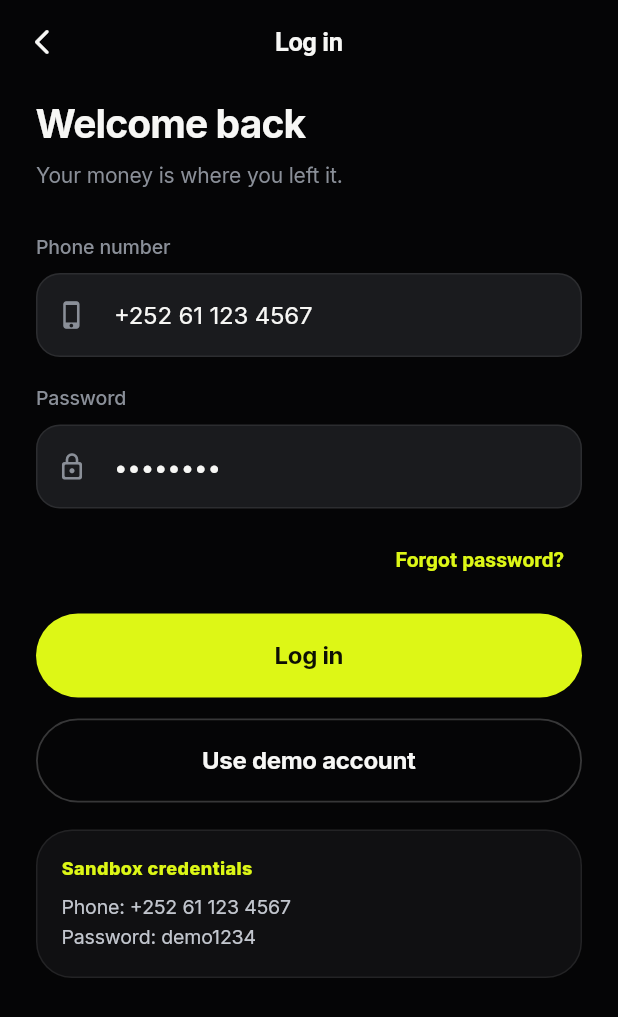
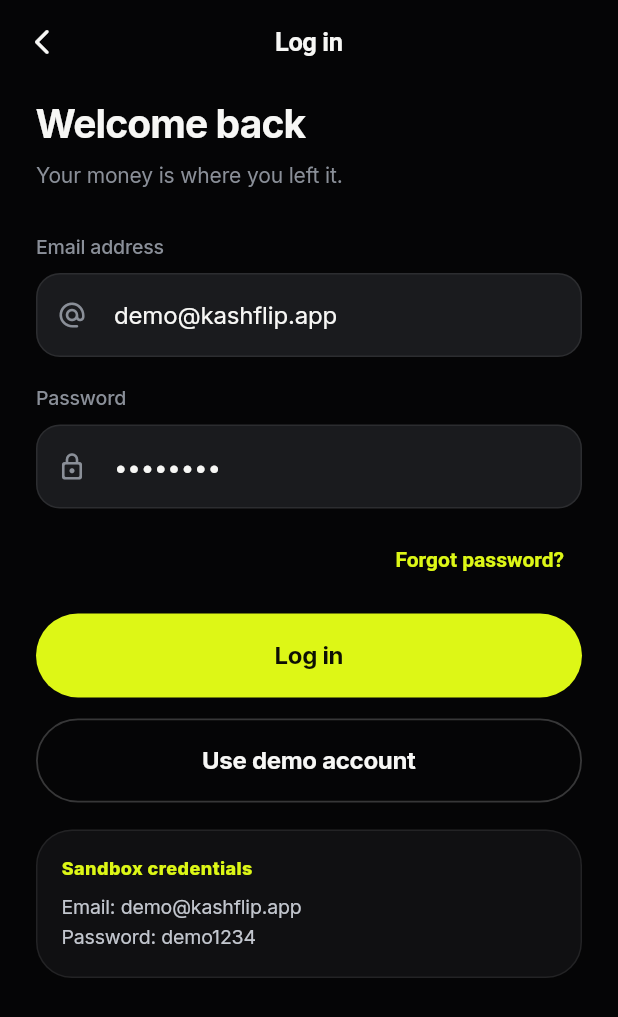
Before and after one commit to spireteam98-beep/Rpay, a Flutter app: the LoginScreen screen opened directly, on a phone screen of 412 x 824 dp. Shown: the top 1017 px of the screen. Run offline on Flutter 3.47's test engine with Material 3 defaults, Android fonts, the phone set to English and light mode, and no system bars; our stand-ins replace fl_chart, google_fonts, shared_preferences; accounts and stored records are empty.

Commit message:
Use email password login

```diff
--- a/lib/screens/auth/login_screen.dart
+++ b/lib/screens/auth/login_screen.dart
@@ -5,7 +5,7 @@
 import '../../widgets/kash_widgets.dart';
 import '../main_navigation.dart';
 
-/// Returning users: phone + password (biometrics later).
+/// Returning users: email + password (biometrics later).
 class LoginScreen extends StatefulWidget {
   const LoginScreen({super.key});
 
@@ -15,14 +15,14 @@
 
 class _LoginScreenState extends State<LoginScreen> {
   // Sandbox: demo credentials are pre-filled so login is one tap.
-  final TextEditingController _phoneController =
-      TextEditingController(text: AuthService.demoPhone);
+  final TextEditingController _emailController =
+      TextEditingController(text: AuthService.demoEmail);
   final TextEditingController _passwordController =
       TextEditingController(text: AuthService.demoPassword);
 
   @override
   void dispose() {
-    _phoneController.dispose();
+    _emailController.dispose();
     _passwordController.dispose();
     super.dispose();
   }
@@ -34,16 +34,16 @@
   }
 
   Future<void> _handleLogin() async {
-    final phone = _phoneController.text.trim();
+    final email = _emailController.text.trim().toLowerCase();
     final password = _passwordController.text.trim();
 
-    if (phone.isEmpty || password.isEmpty) {
-      _showMessage('Enter your phone number and password.');
+    if (email.isEmpty || password.isEmpty) {
+      _showMessage('Enter your email and password.');
       return;
     }
 
     // Sandbox convenience: demo credentials always work.
-    if (phone == AuthService.demoPhone && password == AuthService.demoPassword) {
+    if (email == AuthService.demoEmail && password == AuthService.demoPassword) {
       await _handleDemoLogin();
       return;
     }
@@ -51,20 +51,20 @@
     // Real backend first (backend/ — Node + Postgres). Falls back to the
     // local sandbox automatically when the API isn't running.
     final backendResult =
-        await ApiService.login(phone: phone, password: password);
+        await ApiService.login(email: email, password: password);
     if (backendResult == true) {
       await AuthService.signInSavedUser();
       _enterApp();
       return;
     }
     if (backendResult == false) {
-      _showMessage('Incorrect phone or password. Check your details and try again.');
+      _showMessage('Incorrect email or password. Check your details and try again.');
       return;
     }
 
-    final success = await AuthService.signIn(phoneNumber: phone, password: password);
+    final success = await AuthService.signIn(email: email, password: password);
     if (!success) {
-      _showMessage('Incorrect phone or password. Check your details and try again.');
+      _showMessage('Incorrect email or password. Check your details and try again.');
       return;
     }
 
@@ -72,7 +72,7 @@
   }
 
   Future<void> _handleDemoLogin() async {
-    _phoneController.text = AuthService.demoPhone;
+    _emailController.text = AuthService.demoEmail;
     _passwordController.text = AuthService.demoPassword;
     await AuthService.signInDemo();
     _enterApp();
@@ -114,11 +114,11 @@
               ),
               const SizedBox(height: 28),
               KashTextField(
-                label: 'Phone number',
-                hint: '+252 61 000 0000',
-                icon: Icons.phone_iphone_rounded,
-                keyboardType: TextInputType.phone,
-                controller: _phoneController,
+                label: 'Email address',
+                hint: 'you@example.com',
+                icon: Icons.alternate_email_rounded,
+                keyboardType: TextInputType.emailAddress,
+                controller: _emailController,
               ),
               const SizedBox(height: 18),
               KashTextField(
@@ -163,7 +163,7 @@
                     ),
                     const SizedBox(height: 8),
                     Text(
-                      'Phone: ${AuthService.demoPhone}\nPassword: ${AuthService.demoPassword}',
+                      'Email: ${AuthService.demoEmail}\nPassword: ${AuthService.demoPassword}',
                       style: const TextStyle(
                         color: AppTheme.textLightGrey,
                         fontSize: 13,
--- a/lib/screens/auth/signup_screen.dart
+++ b/lib/screens/auth/signup_screen.dart
@@ -17,12 +17,14 @@
 
 class _SignupScreenState extends State<SignupScreen> {
   final TextEditingController _nameController = TextEditingController();
+  final TextEditingController _emailController = TextEditingController();
   final TextEditingController _phoneController = TextEditingController();
   final TextEditingController _passwordController = TextEditingController();
 
   @override
   void dispose() {
     _nameController.dispose();
+    _emailController.dispose();
     _phoneController.dispose();
     _passwordController.dispose();
     super.dispose();
@@ -36,11 +38,17 @@
 
   Future<void> _handleContinue() async {
     final fullName = _nameController.text.trim();
+    final email = _emailController.text.trim().toLowerCase();
     final phone = _phoneController.text.trim();
     final password = _passwordController.text.trim();
 
-    if (fullName.isEmpty || phone.isEmpty || password.isEmpty) {
-      _showMessage('Fill in name, phone number, and password.');
+    if (fullName.isEmpty || email.isEmpty || phone.isEmpty || password.isEmpty) {
+      _showMessage('Fill in name, email, phone number, and password.');
+      return;
+    }
+
+    if (!RegExp(r'^[^\s@]+@[^\s@]+\.[^\s@]+$').hasMatch(email)) {
+      _showMessage('Enter a valid email address.');
       return;
     }
 
@@ -56,6 +64,7 @@
     try {
       ethAddress = await ApiService.signup(
         fullName: fullName,
+        email: email,
         phone: phone,
         password: password,
       );
@@ -66,6 +75,7 @@
 
     await AuthService.registerUser(
       fullName: fullName,
+      email: email,
       phoneNumber: phone,
       password: password,
     );
@@ -127,6 +137,14 @@
               ),
               const SizedBox(height: 18),
               KashTextField(
+                label: 'Email address',
+                hint: 'you@example.com',
+                icon: Icons.alternate_email_rounded,
+                keyboardType: TextInputType.emailAddress,
+                controller: _emailController,
+              ),
+              const SizedBox(height: 18),
+              KashTextField(
                 label: 'Password',
                 hint: 'At least 8 characters',
                 icon: Icons.lock_outline_rounded,
--- a/lib/services/api_service.dart
+++ b/lib/services/api_service.dart
@@ -40,6 +40,7 @@
   /// or null if the backend is unreachable (caller falls back to sandbox).
   static Future<String?> signup({
     required String fullName,
+    required String email,
     required String phone,
     required String password,
   }) async {
@@ -50,6 +51,7 @@
             headers: _headers(),
             body: jsonEncode({
               'fullName': fullName,
+              'email': email,
               'phone': phone,
               'password': password,
             }),
@@ -70,7 +72,7 @@
 
   /// Logs in on the backend; true on success, null if unreachable.
   static Future<bool?> login({
-    required String phone,
+    required String email,
     required String password,
   }) async {
     try {
@@ -78,7 +80,7 @@
           .post(
             Uri.parse('$baseUrl/auth/login'),
             headers: _headers(),
-            body: jsonEncode({'phone': phone, 'password': password}),
+            body: jsonEncode({'email': email, 'password': password}),
           )
           .timeout(_timeout);
       if (res.statusCode == 200) {
--- a/lib/services/auth_service.dart
+++ b/lib/services/auth_service.dart
@@ -5,6 +5,7 @@
 class AuthService {
   static const _signedInKey = 'auth_signed_in';
   static const _fullNameKey = 'auth_full_name';
+  static const _emailKey = 'auth_email';
   static const _phoneKey = 'auth_phone';
   static const _passwordHashKey = 'auth_password_hash';
 
@@ -19,6 +20,7 @@
 
   // ── Demo account (sandbox) ─────────────────────────────────────
   static const String demoName = 'Mohamed Ali';
+  static const String demoEmail = 'demo@kashflip.app';
   static const String demoPhone = '+252 61 123 4567';
   static const String demoPassword = 'demo1234';
 
@@ -28,6 +30,7 @@
     if (!hasAccount) {
       await registerUser(
         fullName: demoName,
+        email: demoEmail,
         phoneNumber: demoPhone,
         password: demoPassword,
       );
@@ -39,26 +42,30 @@
 
   static String? get storedFullName => _prefs.getString(_fullNameKey);
 
+  static String? get storedEmail => _prefs.getString(_emailKey);
+
   static String? get storedPhone => _prefs.getString(_phoneKey);
 
-  static bool get hasAccount => _prefs.containsKey(_phoneKey);
+  static bool get hasAccount => _prefs.containsKey(_emailKey) || _prefs.containsKey(_phoneKey);
 
   static Future<void> registerUser({
     required String fullName,
+    required String email,
     required String phoneNumber,
     required String password,
   }) async {
     await _prefs.setString(_fullNameKey, fullName.trim());
+    await _prefs.setString(_emailKey, email.trim().toLowerCase());
     await _prefs.setString(_phoneKey, phoneNumber.trim());
     await _prefs.setString(_passwordHashKey, _hash(password.trim()));
     await _prefs.setBool(_signedInKey, false);
   }
 
   static Future<bool> signIn({
-    required String phoneNumber,
+    required String email,
     required String password,
   }) async {
-    final success = _verifyCredentials(phoneNumber.trim(), password.trim());
+    final success = _verifyCredentials(email.trim().toLowerCase(), password.trim());
     if (!success) return false;
     await _prefs.setBool(_signedInKey, true);
     return true;
@@ -74,11 +81,11 @@
     await _prefs.setBool(_signedInKey, false);
   }
 
-  static bool _verifyCredentials(String phoneNumber, String password) {
-    final storedPhone = _prefs.getString(_phoneKey);
+  static bool _verifyCredentials(String email, String password) {
+    final storedEmail = _prefs.getString(_emailKey)?.toLowerCase();
     final storedHash = _prefs.getString(_passwordHashKey);
-    if (storedPhone == null || storedHash == null) return false;
-    return storedPhone == phoneNumber && storedHash == _hash(password);
+    if (storedEmail == null || storedHash == null) return false;
+    return storedEmail == email && storedHash == _hash(password);
   }
 
   static String _hash(String input) {
```
Also changed, not shown: 2 other files.
